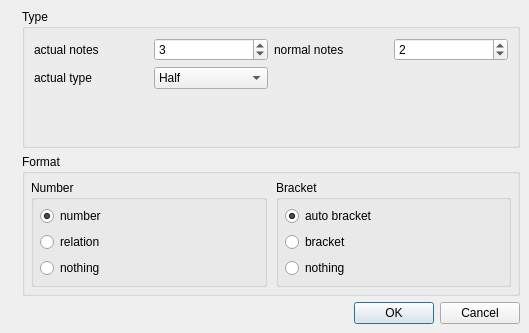
The window that mscore/mscore/tupletdialog.ui (musescore/musescore-old) describes before a commit, drawn with Qt 5.
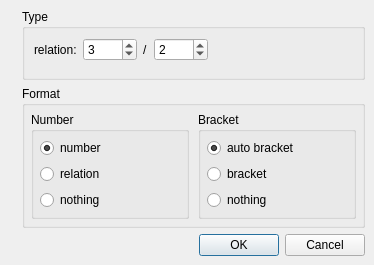
The same window after the commit. Icons and pictures are not drawn.

The edit to the form file:
```diff
--- a/mscore/mscore/tupletdialog.ui
+++ b/mscore/mscore/tupletdialog.ui
@@ -6,8 +6,8 @@
    <rect>
     <x>0</x>
     <y>0</y>
-    <width>529</width>
-    <height>333</height>
+    <width>374</width>
+    <height>265</height>
    </rect>
   </property>
   <property name="windowTitle">
@@ -46,22 +46,17 @@
        <property name="flat">
         <bool>true</bool>
        </property>
-       <layout class="QGridLayout" name="gridLayout_2">
-        <item row="0" column="0">
+       <layout class="QVBoxLayout" name="verticalLayout">
+        <item>
+         <layout class="QHBoxLayout" name="horizontalLayout">
+          <item>
          <widget class="QLabel" name="label">
           <property name="text">
-           <string>actual notes</string>
+             <string>relation:</string>
           </property>
          </widget>
         </item>
-        <item row="0" column="2">
-         <widget class="QLabel" name="label_2">
-          <property name="text">
-           <string>normal notes</string>
-          </property>
-         </widget>
-        </item>
-        <item row="0" column="1">
+          <item>
          <widget class="QSpinBox" name="actualNotes">
           <property name="sizePolicy">
            <sizepolicy hsizetype="Preferred" vsizetype="Fixed">
@@ -80,7 +75,14 @@
           </property>
          </widget>
         </item>
-        <item row="0" column="3">
+          <item>
+           <widget class="QLabel" name="label_2">
+            <property name="text">
+             <string>/</string>
+            </property>
+           </widget>
+          </item>
+          <item>
          <widget class="QSpinBox" name="normalNotes">
           <property name="sizePolicy">
            <sizepolicy hsizetype="Preferred" vsizetype="Fixed">
@@ -99,14 +101,22 @@
           </property>
          </widget>
         </item>
-        <item row="1" column="0">
-         <widget class="QLabel" name="label_4">
-          <property name="text">
-           <string>actual type</string>
-          </property>
-         </widget>
-        </item>
-        <item row="2" column="0">
+          <item>
+           <spacer name="horizontalSpacer">
+            <property name="orientation">
+             <enum>Qt::Horizontal</enum>
+            </property>
+            <property name="sizeHint" stdset="0">
+             <size>
+              <width>40</width>
+              <height>20</height>
+             </size>
+            </property>
+           </spacer>
+          </item>
+         </layout>
+        </item>
+        <item>
          <spacer name="verticalSpacer">
           <property name="orientation">
            <enum>Qt::Vertical</enum>
@@ -119,40 +129,6 @@
           </property>
          </spacer>
         </item>
-        <item row="1" column="1">
-         <widget class="QComboBox" name="actualType">
-          <item>
-           <property name="text">
-            <string extracomment="note duration">Half</string>
-           </property>
-          </item>
-          <item>
-           <property name="text">
-            <string extracomment="note duration">Quarter</string>
-           </property>
-          </item>
-          <item>
-           <property name="text">
-            <string extracomment="note duration">Eighth</string>
-           </property>
-          </item>
-          <item>
-           <property name="text">
-            <string extracomment="note duration">16th</string>
-           </property>
-          </item>
-          <item>
-           <property name="text">
-            <string extracomment="note duration">32nd</string>
-           </property>
-          </item>
-          <item>
-           <property name="text">
-            <string extracomment="note duration">64th</string>
-           </property>
-          </item>
-         </widget>
-        </item>
        </layout>
       </widget>
      </item>
```
Lines whose indentation alone changed are shown as unchanged.
